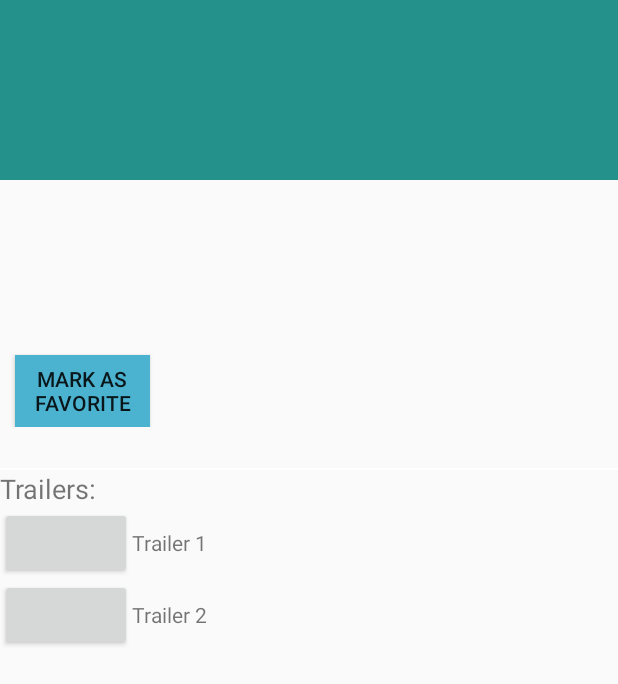
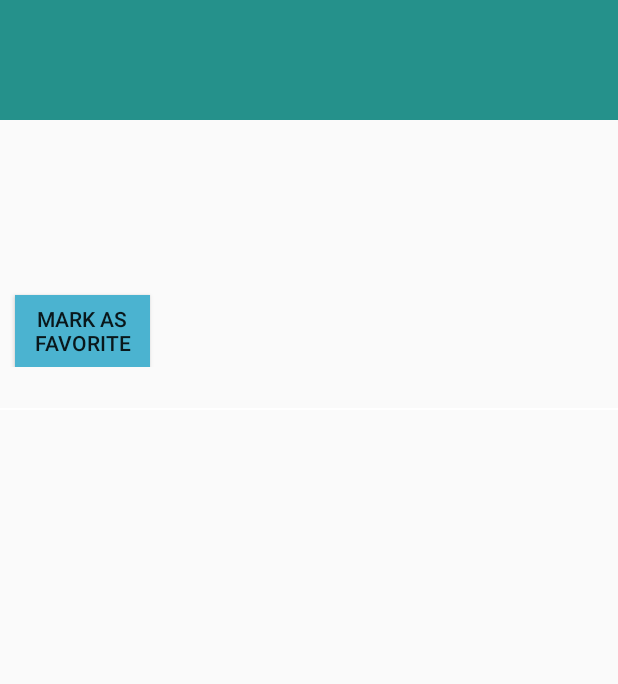
Before and after one commit to aiosdev/PopMovieStage-1, an Android app: the layout activity_details_view.xml on its own in the app's theme, with its tools: preview values and no code run, on a phone screen of 412 x 824 dp. Shown: the top 684 px of the screen. Run offline under Robolectric (Android 15) with nearby library versions, the phone set to English and light mode, and no system bars.

```diff
--- a/app/src/main/AndroidManifest.xml
+++ b/app/src/main/AndroidManifest.xml
@@ -3,6 +3,7 @@
     package="udacity.popmoviestage_1">
 
     <uses-permission android:name="android.permission.INTERNET"/>
+    <uses-permission android:name="android.permission.ACCESS_NETWORK_STATE"/>
 
     <application
         android:allowBackup="true"
--- a/app/src/main/java/udacity/popmoviestage_1/SettingsActivity.java
+++ b/app/src/main/java/udacity/popmoviestage_1/SettingsActivity.java
@@ -16,9 +16,8 @@ public class SettingsActivity extends PreferenceActivity
         addPreferencesFromResource(R.xml.pref_general);
         // For all preferences, attach an OnPreferenceChangeListener so the UI summary can be
         // updated when the preference changes.
-//        bindPreferenceSummaryToValue(findPreference(getString(R.string.pref_sort_key)));
-        bindPreferenceSummaryToValue(findPreference(getString(R.string.pref_sort_popular)));
-        bindPreferenceSummaryToValue(findPreference(getString(R.string.pref_sort_rating)));
+        bindPreferenceSummaryToValue(findPreference(getString(R.string.pref_sort_key)));
+
     }
 
     /**
--- a/app/src/main/res/layout/activity_details_view.xml
+++ b/app/src/main/res/layout/activity_details_view.xml
@@ -1,5 +1,5 @@
 <?xml version="1.0" encoding="utf-8"?>
-<RelativeLayout xmlns:android="http://schemas.android.com/apk/res/android"
+<ScrollView xmlns:android="http://schemas.android.com/apk/res/android"
     xmlns:tools="http://schemas.android.com/tools"
     android:layout_width="match_parent"
     android:layout_height="match_parent"
@@ -17,11 +17,11 @@
         <TextView
             android:id="@+id/title"
             android:layout_width="fill_parent"
-            android:layout_height="120dp"
+            android:layout_height="80dp"
             android:background="#25918b"
             android:textAppearance="?android:attr/textAppearanceLarge"
             android:textColor="#ffffffff"
-            android:textSize="45sp" />
+            android:textSize="20sp" />
 
         <RelativeLayout
             android:id="@+id/linear"
@@ -88,7 +88,7 @@
             android:id="@+id/desc"
             android:layout_width="match_parent"
             android:layout_height="wrap_content"
-            android:maxLines="7"
+            android:maxLines="8"
             android:scrollbars="vertical"
             android:textSize="20dp" />
 
@@ -98,47 +98,45 @@
             android:layout_height="1dp"
             android:background="#ffffff" />
 
-        <TextView
-            android:layout_width="wrap_content"
-            android:layout_height="wrap_content"
-            android:text="Trailers:"
-            android:textSize="18sp" />
+        <!--<TextView-->
+            <!--android:layout_width="wrap_content"-->
+            <!--android:layout_height="wrap_content"-->
+            <!--android:text="Trailers:"-->
+            <!--android:textSize="18sp" />-->
 
-        <LinearLayout
-            android:layout_width="match_parent"
-            android:layout_height="wrap_content"
-            android:orientation="horizontal">
+        <!--<LinearLayout-->
+            <!--android:layout_width="match_parent"-->
+            <!--android:layout_height="wrap_content"-->
+            <!--android:orientation="horizontal">-->
 
-            <Button
-                android:layout_width="wrap_content"
-                android:layout_height="wrap_content"
-                android:onClick="setContentView" />
+            <!--<Button-->
+                <!--android:layout_width="wrap_content"-->
+                <!--android:layout_height="wrap_content" />-->
 
-            <TextView
-                android:layout_width="wrap_content"
-                android:layout_height="wrap_content"
-                android:text="Trailer 1" />
+            <!--<TextView-->
+                <!--android:layout_width="wrap_content"-->
+                <!--android:layout_height="wrap_content"-->
+                <!--android:text="Trailer 1" />-->
 
-        </LinearLayout>
+        <!--</LinearLayout>-->
 
-        <LinearLayout
-            android:layout_width="match_parent"
-            android:layout_height="wrap_content"
-            android:orientation="horizontal">
+        <!--<LinearLayout-->
+            <!--android:layout_width="match_parent"-->
+            <!--android:layout_height="wrap_content"-->
+            <!--android:orientation="horizontal">-->
 
-            <Button
-                android:layout_width="wrap_content"
-                android:layout_height="wrap_content"
-                android:onClick="setContentView" />
+            <!--<Button-->
+                <!--android:layout_width="wrap_content"-->
+                <!--android:layout_height="wrap_content" />-->
 
-            <TextView
-                android:layout_width="wrap_content"
-                android:layout_height="wrap_content"
-                android:text="Trailer 2" />
+            <!--<TextView-->
+                <!--android:layout_width="wrap_content"-->
+                <!--android:layout_height="wrap_content"-->
+                <!--android:text="Trailer 2" />-->
 
-        </LinearLayout>
+        <!--</LinearLayout>-->
 
     </LinearLayout>
 
 
-</RelativeLayout>
+</ScrollView>
--- a/app/src/main/res/layout/movie_layout.xml
+++ b/app/src/main/res/layout/movie_layout.xml
@@ -1,7 +1,7 @@
 <ImageView xmlns:android="http://schemas.android.com/apk/res/android"
     android:id="@+id/movie_image"
-    android:layout_width="180dp"
-    android:layout_height="270dp"
+    android:layout_width="wrap_content"
+    android:layout_height="wrap_content"
     android:adjustViewBounds="true"
     android:scaleType="fitCenter"
     />
--- a/app/src/main/res/values/strings.xml
+++ b/app/src/main/res/values/strings.xml
@@ -12,9 +12,9 @@
     <string name="pref_sort_label_rating">Rating</string>
 
     <string name="pref_sort_key" translatable="false">sort</string>
-    <string name="pref_sort_default" translatable="false">sort_by=popularity.desc</string>
-    <string name="pref_sort_popular" translatable="false">sort_by=popularity.desc</string>
-    <string name="pref_sort_rating" translatable="false">sort_by=vote_average.desc&amp;vote_count.gte=10</string>
+    <string name="pref_sort_default" translatable="false">popular</string>
+    <string name="pref_sort_popular" translatable="false">popular</string>
+    <string name="pref_sort_rating" translatable="false">top_rated</string>
 
     <string name="title_activity_movie_detail">MovieDetailActivity</string>
 
--- a/app/src/main/res/xml/pref_general.xml
+++ b/app/src/main/res/xml/pref_general.xml
@@ -2,7 +2,7 @@
 <PreferenceScreen xmlns:android="http://schemas.android.com/apk/res/android">
     <ListPreference
         android:title="@string/pref_title"
-        android:key="sort"
+        android:key="@string/pref_sort_key"
         android:defaultValue="@string/pref_sort_popular"
         android:entryValues="@array/pref_sort_values"
         android:entries="@array/pref_sort_options"
```
Also changed, not shown: app/src/main/java/udacity/popmoviestage_1/MainActivity.java (+18 -3 lines), 1 other file.
